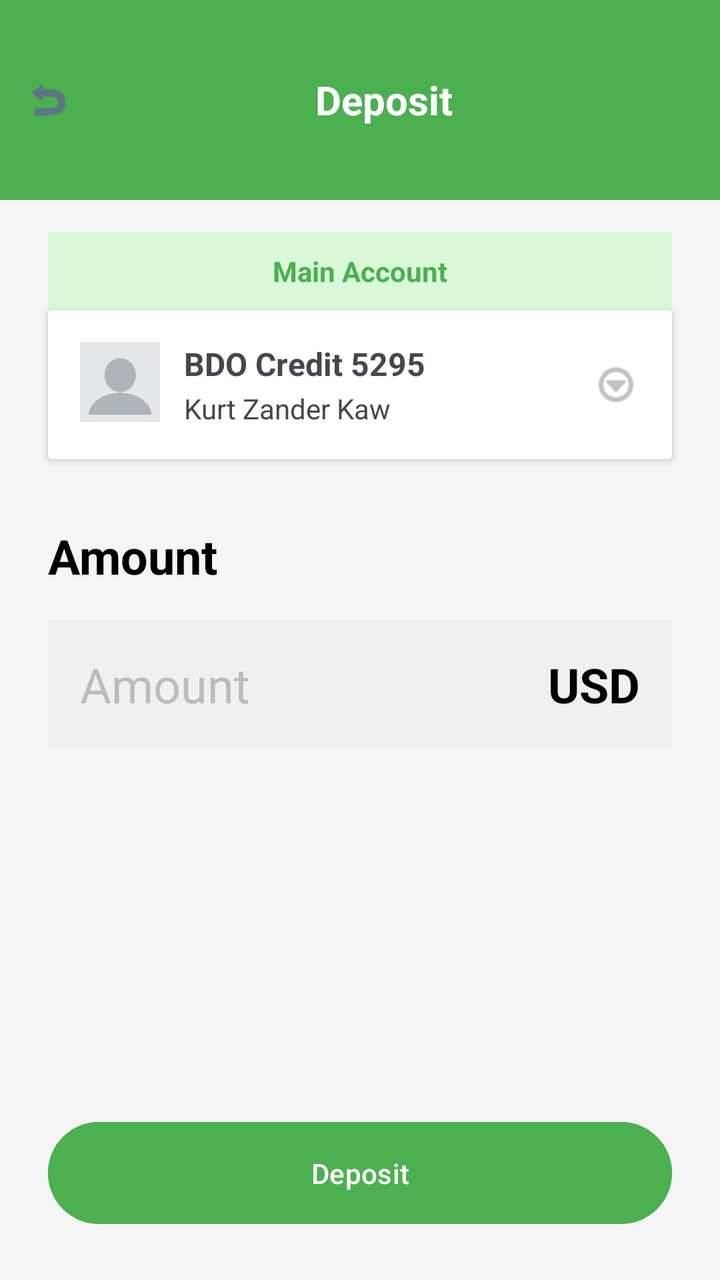
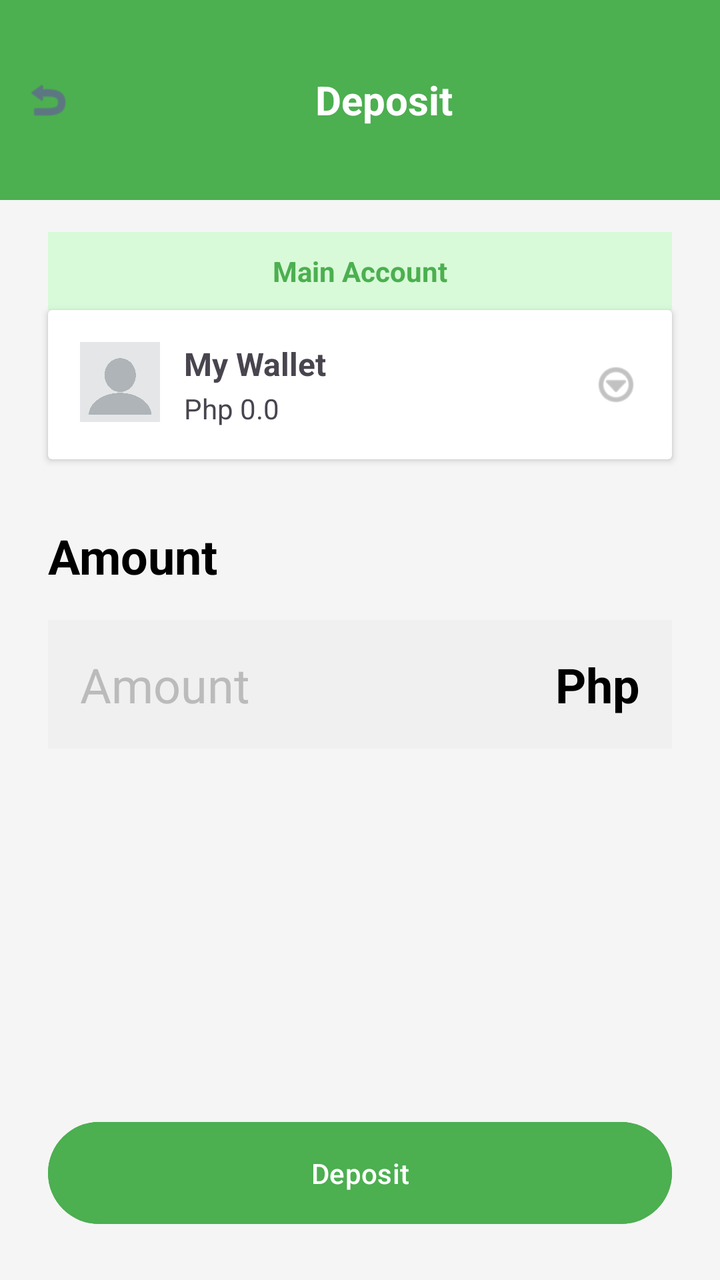

Two renders of the same Android screen: before a commit and after it. Below are the layout's source before the change and the commit's diff.
<!-- AndroidManifest.xml: application theme Theme.WealthLink -->
<!-- res/layout/activity_deposit_amount.xml -->
<?xml version="1.0" encoding="utf-8"?>
<RelativeLayout xmlns:android="http://schemas.android.com/apk/res/android"
    xmlns:app="http://schemas.android.com/apk/res-auto"
    android:layout_width="match_parent"
    android:layout_height="match_parent"
    android:background="#F5F5F5"
    android:id="@+id/main">

    
    <LinearLayout
        android:id="@+id/header"
        android:layout_width="match_parent"
        android:layout_height="100dp"
        android:background="@drawable/header_bg"
        android:orientation="horizontal"
        android:paddingStart="12dp"
        android:paddingEnd="12dp"
        android:gravity="center_vertical">

        <Button
            android:layout_width="24dp"
            android:layout_height="24dp"
            android:background="@android:drawable/ic_menu_revert"
            android:tint="@android:color/white"
            android:padding="0dp"
            android:id="@+id/btnBack"/>

        <TextView
            android:layout_width="match_parent"
            android:layout_height="wrap_content"
            android:text="Deposit"
            android:textSize="20sp"
            android:textStyle="bold"
            android:textColor="@android:color/white"
            android:gravity="center" />
    </LinearLayout>

    
    <TextView
        android:id="@+id/tvMainLabel"
        android:layout_below="@id/header"
        android:layout_width="match_parent"
        android:layout_height="wrap_content"
        android:background="#D8FAD8"
        android:text="Main Account"
        android:gravity="center"
        android:padding="10dp"
        android:textColor="#4CAF50"
        android:textStyle="bold"
        android:layout_marginTop="16dp"
        android:layout_marginStart="24dp"
        android:layout_marginEnd="24dp"
        android:backgroundTintMode="src_in"
        android:backgroundTint="#D8FAD8" />

    
    <androidx.cardview.widget.CardView
        android:id="@+id/cardMainAccount"
        android:layout_width="match_parent"
        android:layout_height="wrap_content"
        android:layout_below="@id/tvMainLabel"
        android:layout_marginStart="24dp"
        android:layout_marginEnd="24dp"
        android:elevation="4dp"
        >

        <RelativeLayout
            android:layout_width="match_parent"
            android:layout_height="wrap_content"
            android:padding="16dp">

            <ImageView
                android:id="@+id/ivMainAccountIcon"
                android:layout_width="40dp"
                android:layout_height="40dp"
                android:src="@drawable/profile_pic"
                android:contentDescription="account icon" />

            <LinearLayout
                android:layout_width="wrap_content"
                android:layout_height="wrap_content"
                android:orientation="vertical"
                android:layout_toEndOf="@id/ivMainAccountIcon"
                android:layout_marginStart="12dp">

                <TextView
                    android:id="@+id/tvMainBankName"
                    android:layout_width="wrap_content"
                    android:layout_height="wrap_content"
                    android:text="BDO Credit 5295"
                    android:textStyle="bold"
                    android:textSize="16sp" />

                <TextView
                    android:id="@+id/tvMainAccountHolder"
                    android:layout_width="wrap_content"
                    android:layout_height="wrap_content"
                    android:text="Kurt Zander Kaw"
                    android:textSize="14sp"
                    android:layout_marginTop="2dp" />
            </LinearLayout>

            <ImageView
                android:id="@+id/ivMainMenu"
                android:layout_width="24dp"
                android:layout_height="24dp"
                android:src="@android:drawable/ic_menu_more"
                android:layout_alignParentEnd="true"
                android:layout_centerVertical="true"
                android:contentDescription="menu"
                app:tint="#999999" />
        </RelativeLayout>
    </androidx.cardview.widget.CardView>

    
    <TextView
        android:id="@+id/tvAmountLabel"
        android:layout_width="wrap_content"
        android:layout_height="wrap_content"
        android:text="Amount"
        android:textSize="24sp"
        android:textStyle="bold"
        android:textColor="#000000"
        android:layout_below="@id/cardMainAccount"
        android:layout_marginTop="32dp"
        android:layout_marginStart="24dp" />

    
    <RelativeLayout
        android:id="@+id/amountInputContainer"
        android:layout_width="match_parent"
        android:layout_height="wrap_content"
        android:layout_below="@id/tvAmountLabel"
        android:layout_marginTop="16dp"
        android:layout_marginStart="24dp"
        android:layout_marginEnd="24dp"
        android:background="#F0F0F0"
        android:padding="16dp">

        <EditText
            android:id="@+id/etAmount"
            android:layout_width="match_parent"
            android:layout_height="wrap_content"
            android:layout_toStartOf="@id/tvCurrency"
            android:background="@null"
            android:hint="Amount"
            android:inputType="numberDecimal"
            android:textSize="24sp"
            android:textColorHint="#BBBBBB" />

        <TextView
            android:id="@+id/tvCurrency"
            android:layout_width="wrap_content"
            android:layout_height="wrap_content"
            android:layout_alignParentEnd="true"
            android:text="USD"
            android:textSize="24sp"
            android:textStyle="bold"
            android:textColor="#000000" />
    </RelativeLayout>


    
    <Button
        android:id="@+id/btnDeposit"
        android:layout_width="match_parent"
        android:layout_height="wrap_content"
        android:text="Deposit"
        android:layout_alignParentBottom="true"
        android:layout_margin="24dp"
        android:backgroundTint="#4CAF50"
        android:textColor="@android:color/white"
        android:elevation="2dp"
        android:padding="16dp" />

    <LinearLayout
        android:id="@+id/depositDialog"
        android:layout_width="300dp"
        android:layout_height="300dp"
        android:orientation="vertical"
        android:gravity="center"
        android:background="@android:color/white"
        android:padding="24dp"
        android:visibility="gone"
        android:elevation="8dp"
        android:layout_margin="16dp"
        android:clipToOutline="true"
        android:outlineProvider="background"
        app:layout_constraintTop_toTopOf="parent"
        app:layout_constraintBottom_toBottomOf="parent"
        app:layout_constraintStart_toStartOf="parent"
        app:layout_constraintEnd_toEndOf="parent">

        <View
            android:layout_width="96dp"
            android:layout_height="96dp"
            android:layout_gravity="center"
            android:backgroundTint="#A5F3AC"
            android:background="@android:color/holo_green_light" />

        <TextView
            android:layout_width="wrap_content"
            android:layout_height="wrap_content"
            android:text="Account Added!"
            android:textSize="18sp"
            android:textStyle="bold"
            android:textColor="#1A1A2E"
            android:layout_marginTop="24dp" />
    </LinearLayout>
</RelativeLayout>
<!-- resources referenced by this layout -->
<resources>
  <!-- drawable header_bg (drawable) -->
  <shape xmlns:android="http://schemas.android.com/apk/res/android" android:shape="rectangle">
      <solid android:color="#4CAF50"/>
  </shape>
  <!-- drawable profile_pic: png bitmap (drawable, 37098 bytes) -->
  <style name="Theme.WealthLink" parent="Base.Theme.WealthLink" />
  <style name="Base.Theme.WealthLink" parent="Theme.Material3.DayNight.NoActionBar">
          
          
      </style>
</resources>

<!-- the commit's change to res/layout/activity_deposit_amount.xml (unified diff, before → after) -->
@@ -87,15 +87,15 @@
                     android:id="@+id/tvMainBankName"
                     android:layout_width="wrap_content"
                     android:layout_height="wrap_content"
-                    android:text="BDO Credit 5295"
+                    android:text="My Wallet"
                     android:textStyle="bold"
                     android:textSize="16sp" />
 
                 <TextView
-                    android:id="@+id/tvMainAccountHolder"
+                    android:id="@+id/tvBalance"
                     android:layout_width="wrap_content"
                     android:layout_height="wrap_content"
-                    android:text="Kurt Zander Kaw"
+                    android:text="Php 0.0"
                     android:textSize="14sp"
                     android:layout_marginTop="2dp" />
             </LinearLayout>
@@ -153,7 +153,7 @@
             android:layout_width="wrap_content"
             android:layout_height="wrap_content"
             android:layout_alignParentEnd="true"
-            android:text="USD"
+            android:text="Php"
             android:textSize="24sp"
             android:textStyle="bold"
             android:textColor="#000000" />
